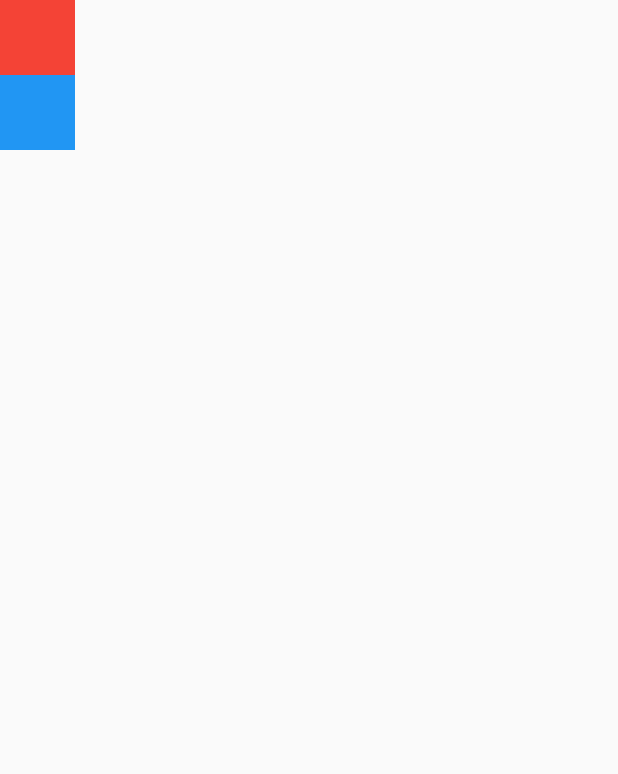
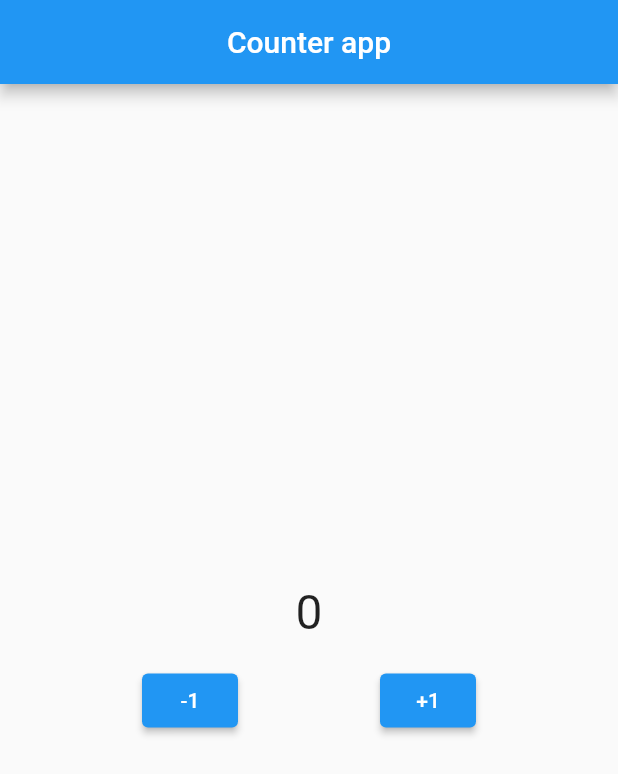
Before and after one commit to mohammad-dehghanifard/flutter_reiverpod_exampel, a Flutter app: the screen it shows after launch, on a phone screen of 412 x 824 dp. Shown: the top 774 px of the screen. Run offline on Flutter 3.47's test engine with Material 2 defaults, Android fonts, the phone set to English and light mode, and no system bars; our stand-ins replace flutter_riverpod.

Commit message:
impl counter app

```diff
--- /dev/null
+++ b/lib/counter/counter_app.dart
@@ -0,0 +1,41 @@
+import 'package:flutter/material.dart';
+import 'package:flutter/src/widgets/framework.dart';
+import 'package:flutter_riverpod/flutter_riverpod.dart';
+import 'package:flutter_riverpod_example/counter/provider.dart';
+
+class CounterApp extends ConsumerWidget{
+  const CounterApp({super.key});
+
+  @override
+  Widget build(BuildContext context, WidgetRef ref) {
+    return Scaffold(
+      appBar: AppBar(title: const Text("Counter app"),centerTitle: true),
+      body:  SizedBox(
+        width: double.infinity,
+        height: double.infinity,
+        child: Column(
+          mainAxisAlignment: MainAxisAlignment.center,
+          crossAxisAlignment: CrossAxisAlignment.center,
+          children: [
+            Text( ref.watch(counterProvider).toString(),style: const TextStyle(fontSize: 32)),
+            const SizedBox(height: 16),
+            Row(
+              mainAxisAlignment: MainAxisAlignment.spaceEvenly,
+              children: [
+                ElevatedButton(onPressed: () {
+                  if(ref.watch(counterProvider) > 0){
+                    ref.read(counterProvider.notifier).update((state) => state -= 1);
+                  }
+                }, child: const Text("-1")),
+                ElevatedButton(onPressed: () {
+                  ref.read(counterProvider.notifier).update((state) => state += 1);
+                }, child: const Text("+1")),
+              ],
+            )
+          ],
+        ),
+      ),
+    );
+  }
+
+}
--- /dev/null
+++ b/lib/counter/provider.dart
@@ -0,0 +1,3 @@
+import 'package:flutter_riverpod/flutter_riverpod.dart';
+
+final counterProvider = StateProvider<int>((ref) => 0);
--- a/lib/main.dart
+++ b/lib/main.dart
@@ -1,8 +1,11 @@
+// ignore_for_file: depend_on_referenced_packages
+
 import 'package:flutter/material.dart';
-
+import 'package:flutter_riverpod/flutter_riverpod.dart';
+import 'package:flutter_riverpod_example/counter/counter_app.dart';
 
 void main() {
-  runApp(MyApp());
+  runApp(const ProviderScope(child: MyApp()));
 }
 
 class MyApp extends StatelessWidget {
@@ -15,14 +18,7 @@ class MyApp extends StatelessWidget {
       theme: ThemeData(
         primarySwatch: Colors.blue,
       ),
-      home: Scaffold(
-        body: Column(
-          children: [
-            Container(width: 50,height: 50,color: Colors.red),
-            Container(width: 50,height: 50,color: Colors.blue)
-          ],
-        ),
-      ),
+      home: CounterApp(),
     );
   }
 }
--- a/pubspec.yaml
+++ b/pubspec.yaml
@@ -41,7 +41,7 @@ dependencies:
 dev_dependencies:
   flutter_test:
     sdk: flutter
-  flutter_riverpod: ^2.2.0
+  flutter_riverpod: ^2.4.5
 
   # The "flutter_lints" package below contains a set of recommended lints to
   # encourage good coding practices. The lint set provided by the package is
```
Also changed, not shown: pubspec.lock.
